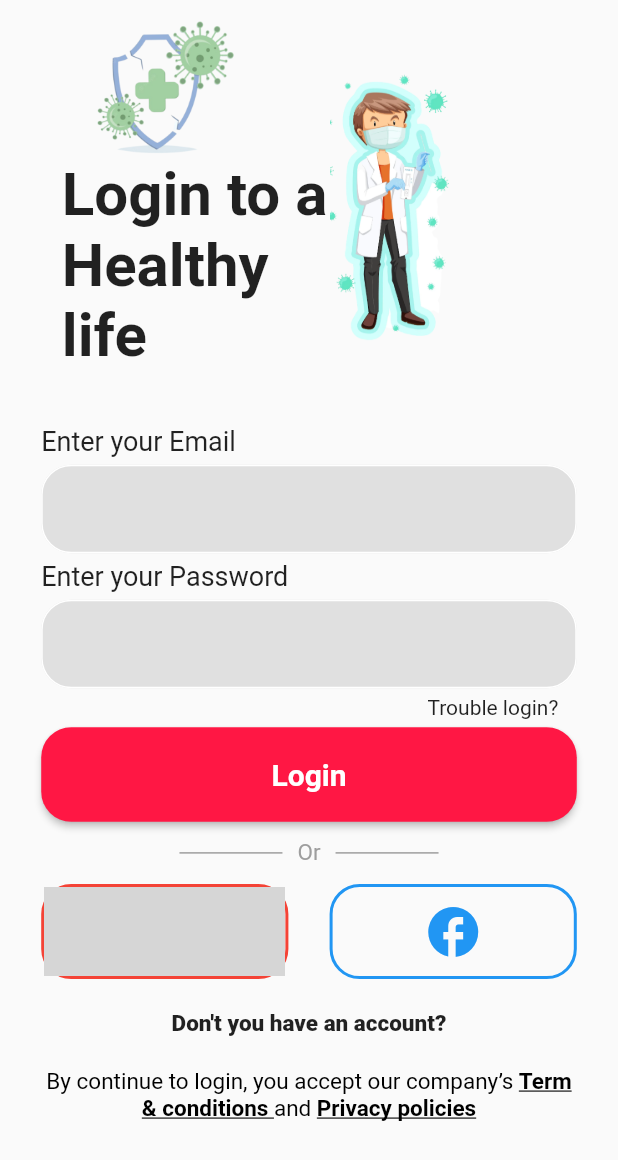
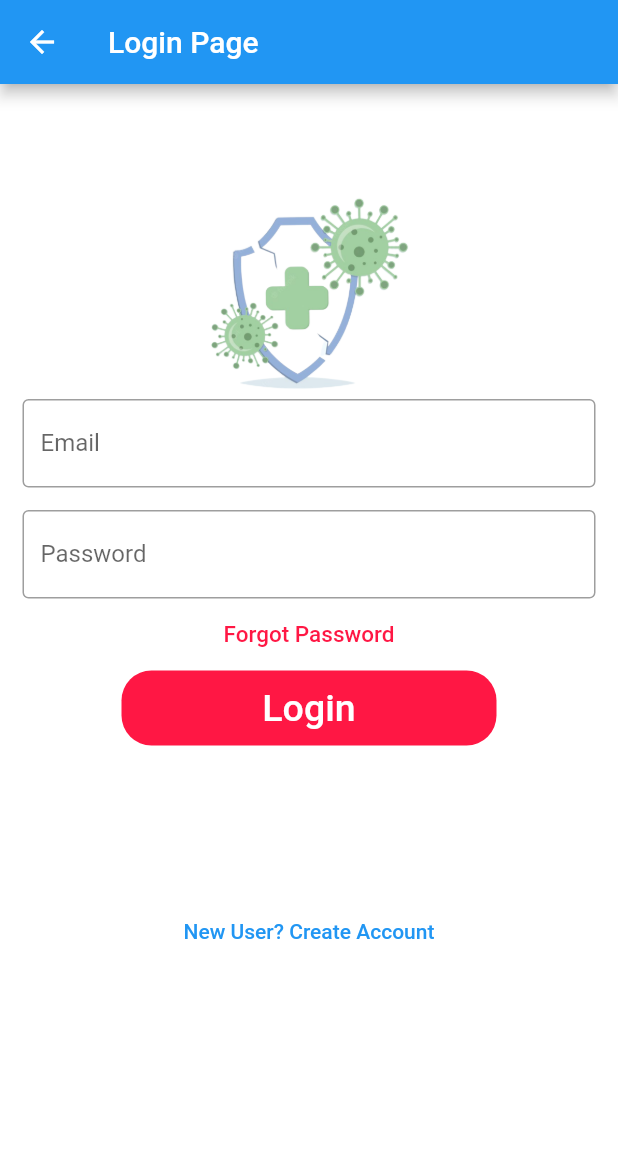
Before and after one commit to Covid-19-Self-Assistant/Final-Project-Mobile-APP, a Flutter app: the screen it shows after launch, after a tap on "Get Started", on a phone screen of 412 x 824 dp. Shown: the top 1160 px of the screen. Run offline on Flutter 3.47's test engine with Material 2 defaults, Android fonts, the phone set to English and light mode, and no system bars; our stand-ins replace animate_do, form_field_validator; missing offline and left inert: qr_code_scanner; network calls fail; grey boxes are pictures that could not be loaded.

Commit message:
17 commited

```diff
--- a/lib/get_started/get_started_home.dart
+++ b/lib/get_started/get_started_home.dart
@@ -61,7 +61,7 @@ class _GetStartedHomeState extends State<GetStartedHome> {
                 ),
                 Container(
                   width: size.width,
-                  child: Button.RoseButton(context, "Get Started", LoginHome()),
+                  child: Button.RoseButton(context, "Get Started", LoginFormValidation()),
                 ),
               ],
             ),
--- a/lib/home_page/Homepage.dart
+++ b/lib/home_page/Homepage.dart
@@ -10,7 +10,7 @@ class HomePage extends StatelessWidget {
     return Scaffold(
       body: Center(
         child: Container(
-          child: Button.RoseButton(context, "Back To Login", LoginHome()),
+          child: Button.RoseButton(context, "Back To Login", LoginFormValidation()),
         ),
       ),
     );
--- a/lib/login/login_home.dart
+++ b/lib/login/login_home.dart
@@ -1,140 +1,130 @@
 import 'package:dating_app/details_pages/details_screen.dart';
-import 'package:dating_app/home_page/Homepage.dart';
 import 'package:dating_app/registration_page/registration_home.dart';
-import 'package:dating_app/trouble_login/trouble_login_home.dart';
-import 'package:dating_app/utils/button.dart';
-import 'package:dating_app/utils/dividerl_line.dart';
-import 'package:dating_app/utils/footer_text.dart';
-import 'package:dating_app/utils/two_icon_button.dart';
-import 'package:dating_app/utils/input_box.dart';
-import 'package:dating_app/utils/labels.dart';
 import 'package:flutter/material.dart';
+import 'package:form_field_validator/form_field_validator.dart';
 
-class LoginHome extends StatefulWidget {
-  const LoginHome({Key? key}) : super(key: key);
+// import 'HomePage.dart';
 
+class LoginFormValidation extends StatefulWidget {
   @override
-  _LoginHomeState createState() => _LoginHomeState();
+  _LoginFormValidationState createState() => _LoginFormValidationState();
 }
 
-class _LoginHomeState extends State<LoginHome> {
-  final _email = TextEditingController();
-  final _password = TextEditingController();
+class _LoginFormValidationState extends State<LoginFormValidation> {
+  GlobalKey<FormState> formkey = GlobalKey<FormState>();
+
+  String? validatePassword(String value) {
+    if (value.isEmpty) {
+      return "* Required";
+    } else if (value.length < 6) {
+      return "Password should be atleast 6 characters";
+    } else if (value.length > 15) {
+      return "Password should not be greater than 15 characters";
+    } else
+      return null;
+  }
 
   @override
   Widget build(BuildContext context) {
-    final size = MediaQuery.of(context).size;
     return Scaffold(
+      backgroundColor: Colors.white,
+      appBar: AppBar(
+        title: Text("Login Page"),
+      ),
       body: SingleChildScrollView(
+        child: Form(
+          autovalidateMode: null, //check for validation while typing
+          key: formkey,
           child: Column(
-          crossAxisAlignment: CrossAxisAlignment.start,
-          children: [
-            Row(
-              children: [
-                Column(
-                  children: [
-                    Container(
-                      height: size.height / 8,
-                      child: Image.asset("assets/images/heart.png"),
-                    ),
-                    Container(
-                      width: size.width / 2.3,
-                      height: size.height / 5,
-                      margin: EdgeInsets.only(left: size.width / 10),
-                      child: Text(
-                        "Login to a Healthy life",
-                        style: TextStyle(
-                            fontSize: 40, fontWeight: FontWeight.w700),
+            children: <Widget>[
+              Padding(
+                padding: const EdgeInsets.only(top: 60.0),
+                child: Center(
+                  child: Container(
+                      width: 200,
+                      height: 150,
+                      child: Image.asset('assets/images/heart.png')),
                 ),
               ),
-                  ],
+              Padding(
+                padding: EdgeInsets.symmetric(horizontal: 15),
+                child: TextFormField(
+                    decoration: InputDecoration(
+                        border: OutlineInputBorder(),
+                        labelText: 'Email',
+                        hintText: 'Enter valid email id as abc@gmail.com'),
+                    validator: MultiValidator([
+                      RequiredValidator(errorText: "* Required"),
+                      EmailValidator(errorText: "Enter valid email id"),
+                    ])),
               ),
-                Container(
-                  height: size.height / 3,
-                  width: size.width / 5,
-                  child: Image.asset("assets/images/couple.png"),
+              Padding(
+                padding: const EdgeInsets.only(
+                    left: 15.0, right: 15.0, top: 15, bottom: 0),
+                child: TextFormField(
+                    obscureText: true,
+                    decoration: InputDecoration(
+                        border: OutlineInputBorder(),
+                        labelText: 'Password',
+                        hintText: 'Enter secure password'),
+                    validator: MultiValidator([
+                      RequiredValidator(errorText: "* Required"),
+                      MinLengthValidator(6,
+                          errorText: "Password should be atleast 6 characters"),
+                      MaxLengthValidator(15,
+                          errorText:
+                              "Password should not be greater than 15 characters")
+                    ])
+                    //validatePassword,        //Function to check validation
                     ),
-              ],
               ),
-            SizedBox(
-              height: size.height / 90,
-            ),
-            Container(
-              margin: EdgeInsets.only(
-                left: size.width / 15,
-                right: size.width / 15,
-              ),
-              child: Column(
-                crossAxisAlignment: CrossAxisAlignment.start,
-                children: [
-                  Labels.inputlabels("Enter your Email"),
-                  InputBox.UserInput(false),
-                  Labels.inputlabels("Enter your Password"),
-                  InputBox.UserInput(true),
-                  InkWell(
-                    onTap: () {
-                      Navigator.push(
-                          context,
-                          MaterialPageRoute(
-                              builder: (context) => TroubleLoginHome()));
+              TextButton(
+                onPressed: () {
+                  //TODO FORGOT PASSWORD SCREEN GOES HERE
                 },
-                    child: Container(
-                      margin:
-                          EdgeInsets.only(left: size.width / 1.6, bottom: 5),
-                      child: Text("Trouble login?"),
+                child: Text(
+                  'Forgot Password',
+                  style: TextStyle(color: Colors.redAccent[400], fontSize: 15),
                 ),
               ),
               Container(
-                    width: size.width,
-                    child: Button.RoseButton(context, "Login", DetailsPage()),
-                  ),
-                  SizedBox(
-                    height: size.height / 70,
-                  ),
-                  Container(child: DividerLine.DividerOr(size)),
-                  SizedBox(
-                    height: size.height / 70,
-                  ),
-                  TwoIconButton.iconbuton(size),
-                  SizedBox(
-                    height: size.height / 40,
-                  ),
-                  InkWell(
-                    onTap: () {
-                      Navigator.push(
-                        context,
-                        MaterialPageRoute(
-                          builder: (context) => RegistrationHome(),
-                        ),
-                      );
+                height: 50,
+                width: 250,
+                decoration: BoxDecoration(
+                    color: Colors.redAccent[400],
+                    borderRadius: BorderRadius.circular(20)),
+                child: TextButton(
+                  onPressed: () {
+                    if (formkey.currentState!.validate()) {
+                      Navigator.push(context,
+                          MaterialPageRoute(builder: (_) => DetailsPage()));
+                      print("Validated");
+                    } else {
+                      print("Not Validated");
+                    }
                   },
-                    child: Container(
-                      alignment: Alignment.center,
                   child: Text(
-                        "Don't you have an account?",
-                        style: TextStyle(
-                            fontWeight: FontWeight.w800, fontSize: 15),
+                    'Login',
+                    style: TextStyle(color: Colors.white, fontSize: 25),
                   ),
                 ),
               ),
               SizedBox(
-                    height: size.height / 40,
+                height: 100,
               ),
-                  FooterText.FotterMessage()
-                ],
+              Center(
+                child: TextButton(
+                  onPressed: () {
+                    Navigator.of(context).push(MaterialPageRoute(
+                        builder: (context) => RegistrationHome()));
+                  },
+                  child: Text('New User? Create Account'),
                 ),
               ),
             ],
           ),
         ),
+      ),
     );
   }
-
-  // bool isNull() {
-  //   if (_email.text.isEmpty) {
-  //     return false;
-  //   } else {
-  //     return true;
-  //   }
-  // }
 }
--- a/pubspec.yaml
+++ b/pubspec.yaml
@@ -31,6 +31,7 @@ dependencies:
   animate_do: ^2.0.0
   mrx_charts: ^0.1.3
   qr_code_scanner: ^0.4.0
+  form_field_validator: ^1.1.0
   flutter_signin_button: ^2.0.0
 
 dev_dependencies:
```
Also changed, not shown: pubspec.lock. Lines whose indentation alone changed are shown as unchanged.
